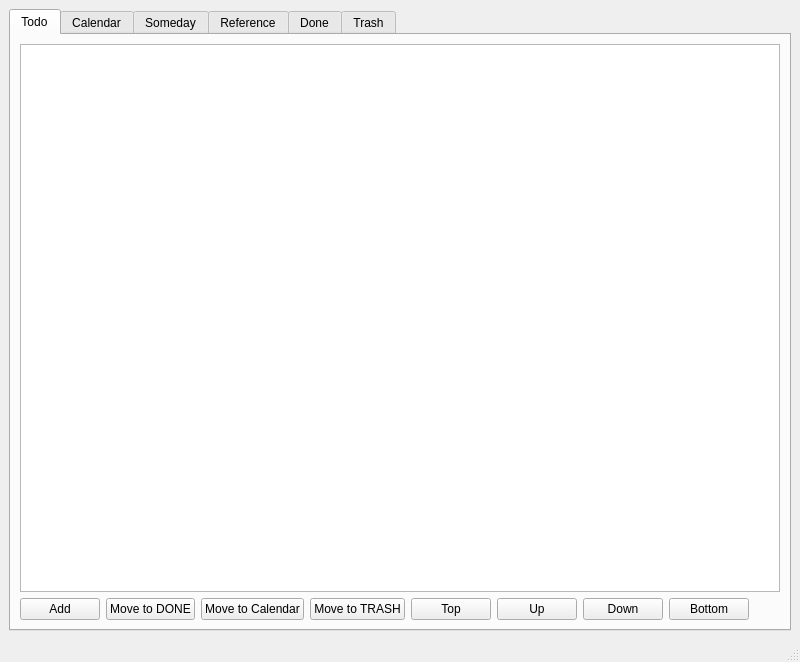
This is GettingThingsDone/mainwindow.ui in eloranta/GettingThingsDone as Qt 5 draws it before an edit. The edited form follows.
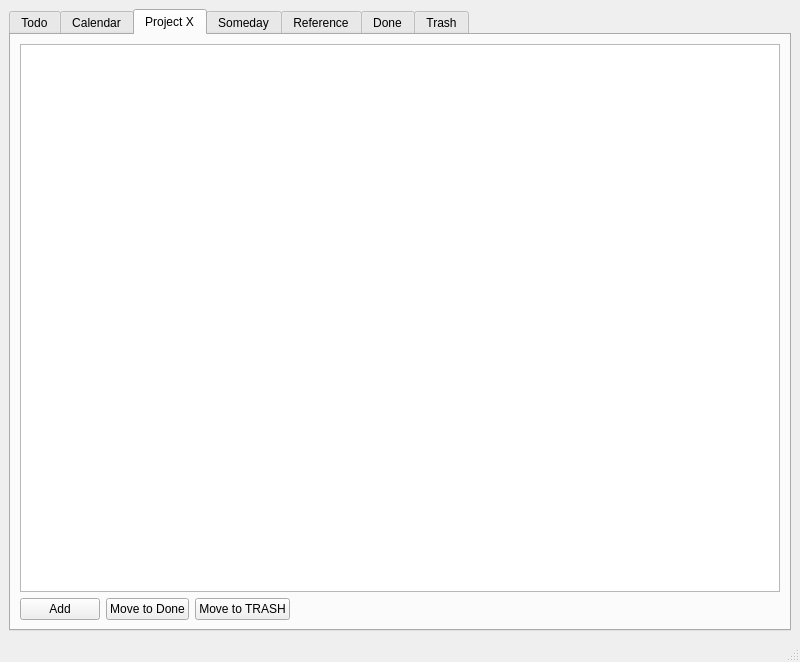
This is the edited form. The open tabs and pages were chosen to show the change.

Commit message: add project tab

```diff
--- a/GettingThingsDone/mainwindow.ui
+++ b/GettingThingsDone/mainwindow.ui
@@ -194,6 +194,77 @@
         </item>
        </layout>
       </widget>
+      <widget class="QWidget" name="tab">
+       <attribute name="title">
+        <string>Project X</string>
+       </attribute>
+       <layout class="QGridLayout" name="gridLayout_12">
+        <item row="0" column="0">
+         <layout class="QVBoxLayout" name="verticalLayout_12">
+          <item>
+           <widget class="QTableView" name="projectTableView">
+            <property name="styleSheet">
+             <string notr="true">QHeaderView::section { background-color:lightgray }</string>
+            </property>
+            <property name="selectionMode">
+             <enum>QAbstractItemView::SingleSelection</enum>
+            </property>
+            <property name="selectionBehavior">
+             <enum>QAbstractItemView::SelectRows</enum>
+            </property>
+            <attribute name="horizontalHeaderDefaultSectionSize">
+             <number>100</number>
+            </attribute>
+            <attribute name="horizontalHeaderStretchLastSection">
+             <bool>true</bool>
+            </attribute>
+            <attribute name="verticalHeaderVisible">
+             <bool>false</bool>
+            </attribute>
+           </widget>
+          </item>
+          <item>
+           <layout class="QHBoxLayout" name="horizontalLayout_12">
+            <item>
+             <widget class="QPushButton" name="projectAddButton">
+              <property name="text">
+               <string>Add</string>
+              </property>
+             </widget>
+            </item>
+            <item>
+             <widget class="QPushButton" name="calendarMoveToDoneButton_3">
+              <property name="text">
+               <string>Move to Done</string>
+              </property>
+             </widget>
+            </item>
+            <item>
+             <widget class="QPushButton" name="calendarMoveToTrashButton_3">
+              <property name="text">
+               <string>Move to TRASH</string>
+              </property>
+             </widget>
+            </item>
+            <item>
+             <spacer name="horizontalSpacer_12">
+              <property name="orientation">
+               <enum>Qt::Horizontal</enum>
+              </property>
+              <property name="sizeHint" stdset="0">
+               <size>
+                <width>40</width>
+                <height>20</height>
+               </size>
+              </property>
+             </spacer>
+            </item>
+           </layout>
+          </item>
+         </layout>
+        </item>
+       </layout>
+      </widget>
       <widget class="QWidget" name="tab_6">
        <attribute name="title">
         <string>Someday</string>
```
The commit also changes 2 other files.
